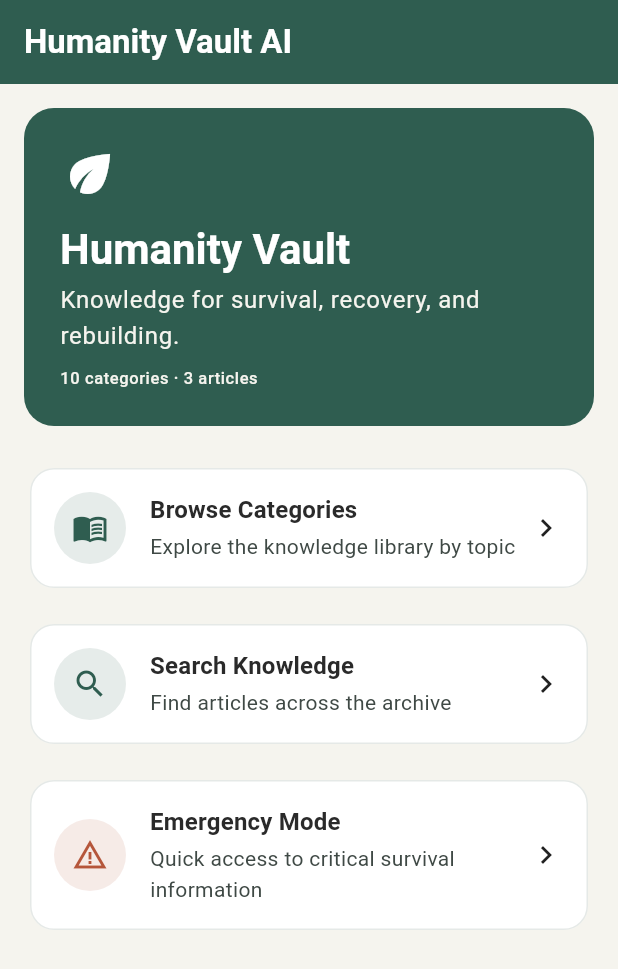
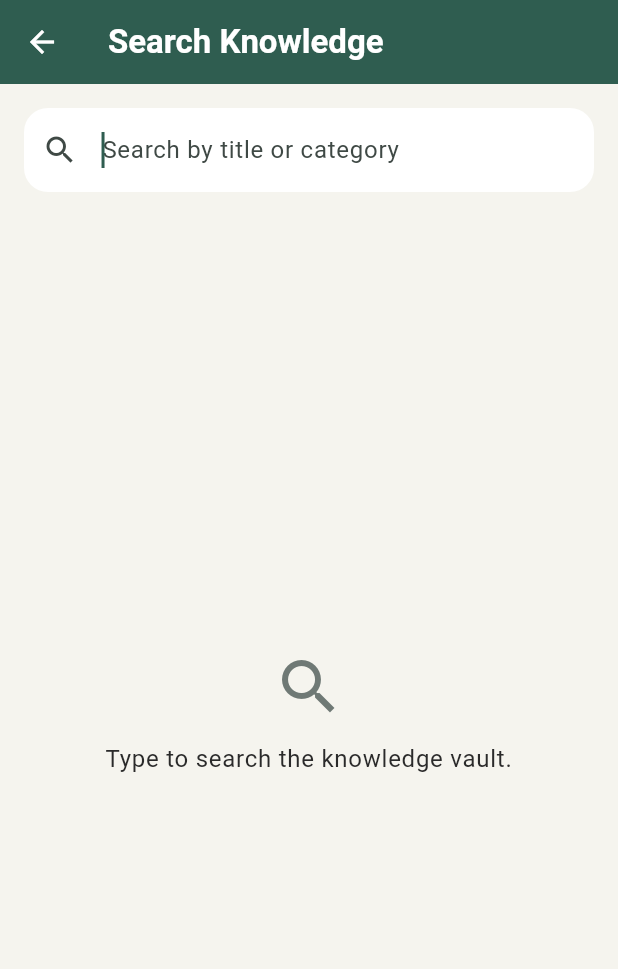
Before and after one commit to Daemonn00/humanity-vault-ai, a Flutter app: the screen it shows after launch, after a tap on "Search Knowledge", on a phone screen of 412 x 824 dp. Shown: the top 969 px of the screen. Run offline on Flutter 3.47's test engine with Material 3 defaults, Android fonts, the phone set to English and light mode, and no system bars.

Commit message:
Implement Search Knowledge MVP
Add a SearchScreen that filters articles by title or category as the
user types, using local static data only, and wire it to the Home
screen's Search Knowledge action. Results open in Article Detail.

```diff
--- a/humanity_vault_app/lib/features/library/data/articles_repository.dart
+++ b/humanity_vault_app/lib/features/library/data/articles_repository.dart
@@ -79,4 +79,11 @@ class ArticlesRepository {
   List<Article> getArticles(String categoryFolder) {
     return articlesByCategoryFolder[categoryFolder] ?? const [];
   }
+
+  /// Returns all articles across every category, for searching.
+  List<Article> getAllArticles() {
+    return articlesByCategoryFolder.values
+        .expand((articles) => articles)
+        .toList();
+  }
 }
--- /dev/null
+++ b/humanity_vault_app/lib/features/library/presentation/search_screen.dart
@@ -0,0 +1,205 @@
+import 'package:flutter/material.dart';
+
+import '../../../core/theme/app_colors.dart';
+import '../../../core/theme/app_spacing.dart';
+import '../data/articles_repository.dart';
+import '../data/categories_repository.dart';
+import '../models/article.dart';
+import 'article_detail_screen.dart';
+
+/// Allows searching across all articles by title or category.
+class SearchScreen extends StatefulWidget {
+  const SearchScreen({super.key});
+
+  @override
+  State<SearchScreen> createState() => _SearchScreenState();
+}
+
+class _SearchScreenState extends State<SearchScreen> {
+  final TextEditingController _controller = TextEditingController();
+  late final List<Article> _allArticles;
+  String _query = '';
+
+  @override
+  void initState() {
+    super.initState();
+    _allArticles = ArticlesRepository().getAllArticles();
+    _controller.addListener(() {
+      setState(() {
+        _query = _controller.text.trim();
+      });
+    });
+  }
+
+  @override
+  void dispose() {
+    _controller.dispose();
+    super.dispose();
+  }
+
+  Color _colorForCategory(String categoryName) {
+    final categories = CategoriesRepository().getCategories();
+    for (final category in categories) {
+      if (category.name == categoryName) {
+        return category.color;
+      }
+    }
+    return AppColors.primary;
+  }
+
+  @override
+  Widget build(BuildContext context) {
+    final colorScheme = Theme.of(context).colorScheme;
+    final query = _query.toLowerCase();
+    final results = query.isEmpty
+        ? const <Article>[]
+        : _allArticles
+            .where((article) =>
+                article.title.toLowerCase().contains(query) ||
+                article.category.toLowerCase().contains(query))
+            .toList();
+
+    return Scaffold(
+      appBar: AppBar(
+        title: const Text('Search Knowledge'),
+      ),
+      body: Padding(
+        padding: const EdgeInsets.all(AppSpacing.screenPadding),
+        child: Column(
+          crossAxisAlignment: CrossAxisAlignment.stretch,
+          children: [
+            TextField(
+              controller: _controller,
+              autofocus: true,
+              decoration: InputDecoration(
+                hintText: 'Search by title or category',
+                prefixIcon: const Icon(Icons.search),
+                filled: true,
+                fillColor: AppColors.surface,
+                border: OutlineInputBorder(
+                  borderRadius: BorderRadius.circular(AppSpacing.cardRadius),
+                  borderSide: BorderSide.none,
+                ),
+              ),
+            ),
+            const SizedBox(height: AppSpacing.md),
+            Expanded(
+              child: query.isEmpty
+                  ? _MessageState(
+                      icon: Icons.search,
+                      message: 'Type to search the knowledge vault.',
+                      colorScheme: colorScheme,
+                    )
+                  : results.isEmpty
+                      ? _MessageState(
+                          icon: Icons.search_off,
+                          message: 'No matching articles found.',
+                          colorScheme: colorScheme,
+                        )
+                      : ListView.separated(
+                          itemCount: results.length,
+                          separatorBuilder: (context, index) =>
+                              const SizedBox(height: AppSpacing.sm + AppSpacing.xs),
+                          itemBuilder: (context, index) {
+                            final article = results[index];
+                            final color = _colorForCategory(article.category);
+                            return Card(
+                              child: InkWell(
+                                borderRadius:
+                                    BorderRadius.circular(AppSpacing.cardRadius),
+                                onTap: () {
+                                  Navigator.of(context).push(
+                                    MaterialPageRoute(
+                                      builder: (context) =>
+                                          ArticleDetailScreen(article: article),
+                                    ),
+                                  );
+                                },
+                                child: Padding(
+                                  padding: const EdgeInsets.all(AppSpacing.md),
+                                  child: Row(
+                                    children: [
+                                      CircleAvatar(
+                                        radius: 24,
+                                        backgroundColor:
+                                            color.withValues(alpha: 0.12),
+                                        child: Icon(
+                                          Icons.article_outlined,
+                                          color: color,
+                                        ),
+                                      ),
+                                      const SizedBox(width: AppSpacing.md),
+                                      Expanded(
+                                        child: Column(
+                                          crossAxisAlignment:
+                                              CrossAxisAlignment.start,
+                                          children: [
+                                            Text(
+                                              article.title,
+                                              style: Theme.of(context)
+                                                  .textTheme
+                                                  .titleMedium,
+                                            ),
+                                            const SizedBox(height: 4),
+                                            Text(
+                                              article.category,
+                                              style: Theme.of(context)
+                                                  .textTheme
+                                                  .bodyMedium
+                                                  ?.copyWith(
+                                                    color: colorScheme
+                                                        .onSurfaceVariant,
+                                                  ),
+                                            ),
+                                          ],
+                                        ),
+                                      ),
+                                      const Icon(Icons.chevron_right),
+                                    ],
+                                  ),
+                                ),
+                              ),
+                            );
+                          },
+                        ),
+            ),
+          ],
+        ),
+      ),
+    );
+  }
+}
+
+/// A centered icon + message used for the empty/prompt search states.
+class _MessageState extends StatelessWidget {
+  const _MessageState({
+    required this.icon,
+    required this.message,
+    required this.colorScheme,
+  });
+
+  final IconData icon;
+  final String message;
+  final ColorScheme colorScheme;
+
+  @override
+  Widget build(BuildContext context) {
+    return Center(
+      child: Padding(
+        padding: const EdgeInsets.all(AppSpacing.lg),
+        child: Column(
+          mainAxisSize: MainAxisSize.min,
+          children: [
+            Icon(icon, size: 48, color: colorScheme.outline),
+            const SizedBox(height: AppSpacing.sm + AppSpacing.xs),
+            Text(
+              message,
+              textAlign: TextAlign.center,
+              style: Theme.of(context).textTheme.bodyLarge,
+            ),
+          ],
+        ),
+      ),
+    );
+  }
+}
--- a/humanity_vault_app/lib/main.dart
+++ b/humanity_vault_app/lib/main.dart
@@ -6,6 +6,7 @@ import 'core/theme/app_theme.dart';
 import 'features/library/data/articles_repository.dart';
 import 'features/library/data/categories_repository.dart';
 import 'features/library/presentation/categories_screen.dart';
+import 'features/library/presentation/search_screen.dart';
 import 'shared/widgets/action_card.dart';
 
 void main() {
@@ -105,7 +106,13 @@ class HomeScreen extends StatelessWidget {
             subtitle: 'Find articles across the archive',
             iconBackgroundColor: AppColors.primary.withValues(alpha: 0.12),
             iconColor: AppColors.primary,
-            onTap: () {},
+            onTap: () {
+              Navigator.of(context).push(
+                MaterialPageRoute(
+                  builder: (context) => const SearchScreen(),
+                ),
+              );
+            },
           ),
           const SizedBox(height: AppSpacing.md),
           ActionCard(
```
